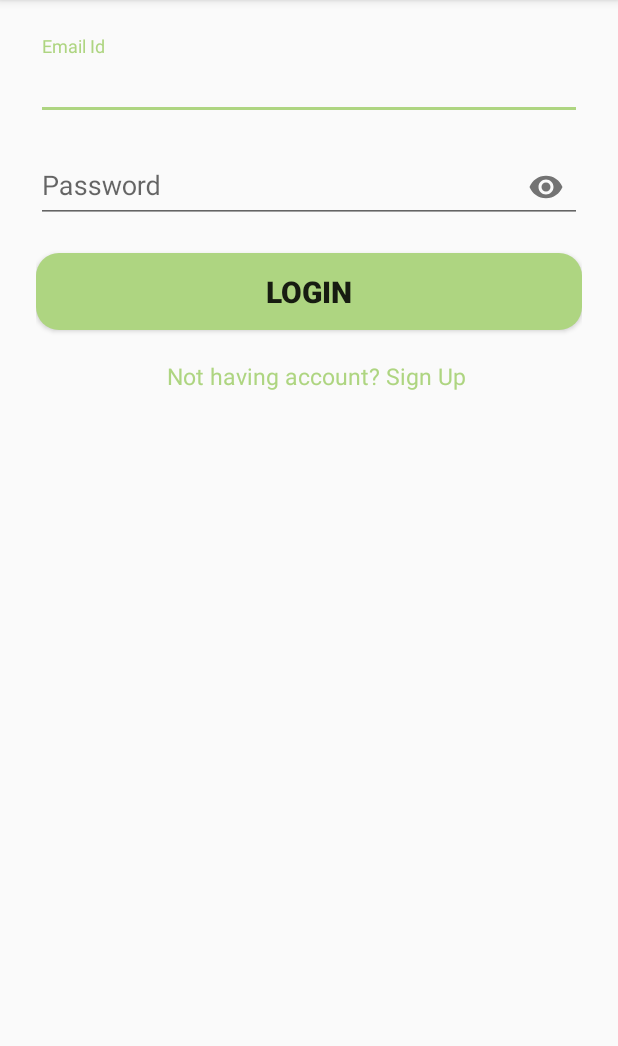
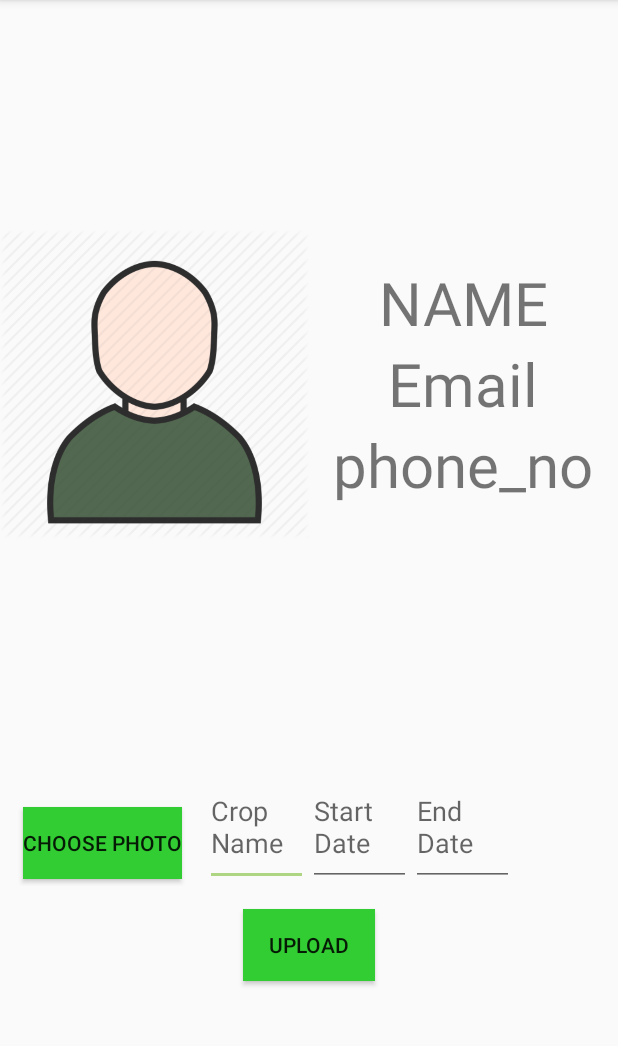
Before and after one commit to jsuyash1514/Productathon, an Android app: the screen it shows after launch (MainActivity), on a phone screen of 412 x 824 dp, the part 84-1130 px from its top. Run offline under Robolectric (Android 15) with nearby library versions, the light colour scheme and no system bars; our stand-ins replace Firebase (no records; nobody signed in at launch, a user with empty details on screens opened directly), Picasso; pictures from the network do not load.

```diff
--- a/app/src/main/AndroidManifest.xml
+++ b/app/src/main/AndroidManifest.xml
@@ -1,7 +1,7 @@
 <?xml version="1.0" encoding="utf-8"?>
 <manifest xmlns:android="http://schemas.android.com/apk/res/android"
   package="com.example.android.gharkikheti">
-
+  <uses-permission android:name="android.permission.INTERNET"/>
   <application
     android:allowBackup="true"
     android:icon="@mipmap/ic_launcher"
--- /dev/null
+++ b/app/src/main/java/com/example/android/gharkikheti/ProfileFragment.java
@@ -0,0 +1,205 @@
+package com.example.android.gharkikheti;
+
+import android.content.ContentResolver;
+import android.content.Context;
+import android.content.Intent;
+import android.net.Uri;
+import android.os.Bundle;
+
+import androidx.annotation.NonNull;
+import androidx.annotation.Nullable;
+import androidx.fragment.app.Fragment;
+
+import android.os.Handler;
+import android.view.LayoutInflater;
+import android.view.View;
+import android.view.ViewGroup;
+import android.webkit.MimeTypeMap;
+import android.widget.Button;
+import android.widget.EditText;
+import android.widget.ImageView;
+import android.widget.ProgressBar;
+import android.widget.Toast;
+
+import com.google.android.gms.tasks.OnFailureListener;
+import com.google.android.gms.tasks.OnSuccessListener;
+import com.google.firebase.database.DatabaseReference;
+import com.google.firebase.database.FirebaseDatabase;
+import com.google.firebase.storage.FirebaseStorage;
+import com.google.firebase.storage.OnProgressListener;
+import com.google.firebase.storage.StorageReference;
+import com.google.firebase.storage.StorageTask;
+import com.google.firebase.storage.UploadTask;
+import com.squareup.picasso.Picasso;
+
+import java.util.ArrayList;
+
+
+/**
+ * A simple {@link Fragment} subclass.
+ * Activities that contain this fragment must implement the
+ * to handle interaction events.
+ * Use the {@link ProfileFragment#newInstance} factory method to
+ * create an instance of this fragment.
+ */
+public class ProfileFragment extends Fragment {
+    // TODO: Rename parameter arguments, choose names that match
+    // the fragment initialization parameters, e.g. ARG_ITEM_NUMBER
+    private static final String ARG_PARAM1 = "param1";
+    private static final String ARG_PARAM2 = "param2";
+
+    // TODO: Rename and change types of parameters
+    private String mParam1;
+    private String mParam2;
+
+
+    public ProfileFragment() {
+        // Required empty public constructor
+    }
+
+    /**
+     * Use this factory method to create a new instance of
+     * this fragment using the provided parameters.
+     *
+     * @param param1 Parameter 1.
+     * @param param2 Parameter 2.
+     * @return A new instance of fragment ProfileFragment.
+     */
+    // TODO: Rename and change types and number of parameters
+    public static ProfileFragment newInstance(String param1, String param2) {
+        ProfileFragment fragment = new ProfileFragment();
+        Bundle args = new Bundle();
+        args.putString(ARG_PARAM1, param1);
+        args.putString(ARG_PARAM2, param2);
+        fragment.setArguments(args);
+        return fragment;
+    }
+private ArrayList<String> mcropnames=new ArrayList<>();
+    private ArrayList<String> mstartdate=new ArrayList<>();
+    private ArrayList<String> menddate=new ArrayList<>();
+    private ArrayList<String> mImageurls=new ArrayList<>();
+    EditText mcrop_name_text;
+    EditText mstart_date_text;
+    EditText mend_date_text;
+    ProgressBar mProgressBar;
+    Button mupload,mchoose;
+    ImageView mImageView;
+    private Uri mImageUri;
+    private DatabaseReference mDatabaseRef;
+    private StorageReference mStorageRef;
+    private StorageTask mUploadTask;
+    private static final int PICK_IMAGE_REQUEST = 1;
+    @Override
+    public void onCreate(Bundle savedInstanceState) {
+        super.onCreate(savedInstanceState);
+
+    }
+
+    @Override
+    public View onCreateView(LayoutInflater inflater, ViewGroup container,
+                             Bundle savedInstanceState) {
+        // Inflate the layout for this fragment
+
+        return inflater.inflate(R.layout.fragment_profile, container, false);
+    }
+    @Override
+    public void onViewCreated(@NonNull View view, @Nullable Bundle savedInstanceState){
+        super.onViewCreated(view, savedInstanceState);
+        mcrop_name_text=view.findViewById(R.id.Crop_name_text);
+        mstart_date_text=view.findViewById(R.id.start_date_text);
+        mend_date_text=view.findViewById(R.id.end_date_text);
+        mupload=view.findViewById(R.id.upload_crop_details);
+        mchoose=view.findViewById(R.id.choose_crop_details);
+        mImageView=view.findViewById(R.id.image_upload_display);
+        mStorageRef = FirebaseStorage.getInstance().getReference("uploads");
+        mDatabaseRef = FirebaseDatabase.getInstance().getReference("uploads");
+        mchoose.setOnClickListener(new View.OnClickListener() {
+            @Override
+            public void onClick(View v) {
+                Intent intent=new Intent();
+                intent.setType("image/*");
+                intent.setAction(Intent.ACTION_GET_CONTENT);
+                startActivityForResult(intent,PICK_IMAGE_REQUEST);
+            }
+        });
+        mupload.setOnClickListener(new View.OnClickListener() {
+            @Override
+            public void onClick(View v) {
+                uploadFile();
+            }
+        });
+    }
+    @Override
+    public void onActivityResult(int requestCode, int resultCode, Intent data) {
+        super.onActivityResult(requestCode, resultCode, data);
+
+        if (requestCode == PICK_IMAGE_REQUEST
+                && data != null && data.getData() != null) {
+            mImageUri = data.getData();
+            Picasso.get().load(mImageUri).into(mImageView);
+        }
+    }
+    // TODO: Rename method, update argument and hook method into UI event
+
+    private String getFileExtension(Uri uri) {
+        ContentResolver cR = getContext().getContentResolver();
+        MimeTypeMap mime = MimeTypeMap.getSingleton();
+        return mime.getExtensionFromMimeType(cR.getType(uri));
+    }
+    private void uploadFile() {
+        if (mImageUri != null) {
+            StorageReference fileReference = mStorageRef.child(System.currentTimeMillis()
+                    + "." + getFileExtension(mImageUri));
+
+            mUploadTask = fileReference.putFile(mImageUri)
+                    .addOnSuccessListener(new OnSuccessListener<UploadTask.TaskSnapshot>() {
+                        @Override
+                        public void onSuccess(UploadTask.TaskSnapshot taskSnapshot) {
+                            Handler handler = new Handler();
+                            handler.postDelayed(new Runnable() {
+                                @Override
+                                public void run() {
+
+                                }
+                            }, 500);
+
+                            upload_need.Upload upload = new upload_need.Upload(mcrop_name_text.getText().toString().trim(),
+                                    mstart_date_text.getText().toString().trim(),mend_date_text.getText().toString().trim(),
+                                    taskSnapshot.getMetadata().getReference().getDownloadUrl().toString());
+                            String uploadId = mDatabaseRef.push().getKey();
+                            mDatabaseRef.child(uploadId).setValue(upload);
+                        }
+                    })
+                    .addOnFailureListener(new OnFailureListener() {
+                        @Override
+                        public void onFailure(@NonNull Exception e) {
+
+                        }
+                    })
+                    .addOnProgressListener(new OnProgressListener<UploadTask.TaskSnapshot>() {
+                        @Override
+                        public void onProgress(UploadTask.TaskSnapshot taskSnapshot) {
+                            double progress = (100.0 * taskSnapshot.getBytesTransferred() / taskSnapshot.getTotalByteCount());
+                        }
+                    });
+            mcrop_name_text.setText(null);
+            mstart_date_text.setText(null);
+            mend_date_text.setText(null);
+            mImageView.setImageBitmap(null);
+        } else {
+
+        }
+    }
+
+    /**
+     * This interface must be implemented by activities that contain this
+     * fragment to allow an interaction in this fragment to be communicated
+     * to the activity and potentially other fragments contained in that
+     * activity.
+     * <p>
+     * See the Android Training lesson <a href=
+     * "http://developer.android.com/training/basics/fragments/communicating.html"
+     * >Communicating with Other Fragments</a> for more information.
+     */
+
+}
--- a/app/src/main/res/layout/fragment_profile.xml
+++ b/app/src/main/res/layout/fragment_profile.xml
@@ -1,13 +1,17 @@
 <?xml version="1.0" encoding="utf-8"?>
-<ScrollView xmlns:android="http://schemas.android.com/apk/res/android"
+<ScrollView android:layout_width="match_parent"
+    android:layout_height="wrap_content"
+    xmlns:android="http://schemas.android.com/apk/res/android">
+<LinearLayout
     android:layout_width="match_parent"
-    android:layout_height="match_parent">
+    android:layout_height="wrap_content"
+    android:orientation="vertical"
+    >
     <LinearLayout
         android:layout_width="match_parent"
         android:layout_height="wrap_content"
         android:orientation="horizontal"
         >
-
         <ImageView
             android:id="@+id/profile"
             android:layout_width="0dp"
@@ -48,10 +52,62 @@
 
         </LinearLayout>
     </LinearLayout>
+    <LinearLayout
+        android:layout_width="match_parent"
+        android:layout_height="wrap_content"
+        android:orientation="horizontal">
+    <Button
+        android:id="@+id/choose_crop_details"
+        android:text="Choose photo"
+        android:background="#32CD32"
+        android:layout_width="wrap_content"
+        android:layout_height="wrap_content"
+        android:layout_margin="15dp"
+        />
+        <EditText
+            android:id="@+id/Crop_name_text"
+            android:layout_width="0dp"
+            android:layout_weight="1"
+            android:layout_height="match_parent"
+          android:hint="Crop Name"
+            />
+        <EditText
+            android:id="@+id/start_date_text"
+            android:layout_width="0dp"
+            android:layout_weight="1"
+            android:layout_height="match_parent"
+           android:hint="Start Date"
+            />
+        <EditText
+            android:id="@+id/end_date_text"
+            android:layout_width="0dp"
+            android:layout_weight="1"
+            android:layout_height="match_parent"
+            android:hint="End Date"
+            />
+        <ImageView
+            android:id="@+id/image_upload_display"
+            android:layout_width="0dp"
+            android:layout_weight="1"
+            android:layout_height="match_parent"
+
+            />
+    </LinearLayout>
+
+    <Button
+        android:id="@+id/upload_crop_details"
+        android:layout_width="wrap_content"
+        android:layout_height="wrap_content"
+        android:layout_gravity="center_horizontal"
+        android:layout_margin="15dp"
+        android:background="#32CD32"
+        android:text="Upload" />
     <androidx.recyclerview.widget.RecyclerView
         android:layout_width="match_parent"
         android:layout_height="wrap_content"
         android:id="@+id/profile_crops_view_recycler"
         >
     </androidx.recyclerview.widget.RecyclerView>
+
+</LinearLayout>
 </ScrollView>
--- a/app/src/main/res/navigation/mobile_navigation.xml
+++ b/app/src/main/res/navigation/mobile_navigation.xml
@@ -3,7 +3,7 @@
     xmlns:app="http://schemas.android.com/apk/res-auto"
     xmlns:tools="http://schemas.android.com/tools"
     android:id="@+id/mobile_navigation"
-    app:startDestination="@id/loginFragment">
+    app:startDestination="@id/profile_fragment">
 
     <fragment
         android:id="@+id/loginFragment"
@@ -31,4 +31,9 @@
         android:name="com.example.android.gharkikheti.FeedFragment"
         android:label="fragment_feed"
         tools:layout="@layout/fragment_feed" />
+    <fragment
+        android:id="@+id/profile_fragment"
+        android:name="com.example.android.gharkikheti.ProfileFragment"
+        android:label="fragment_profile"
+        tools:layout="@layout/fragment_profile" />
 </navigation>
```
Also changed, not shown: app/build.gradle (+7 -1 lines), app/src/main/java/com/example/android/gharkikheti/ProfileFragmentRecyclerAdapter.java (renamed from app/src/main/java/com/example/android/gharkikheti/crop_recycler_view_class.java, +17 -9 lines), app/src/main/java/com/example/android/gharkikheti/upload_need.java (added, +52 -0 lines), app/src/main/res/drawable/addbut.png (added). Lines whose indentation alone changed are shown as unchanged.
